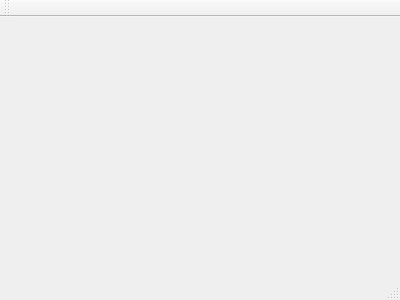
Above: QSH/mainwindow.ui from libertas/SerialHelper before the change. Below: the same form after it.
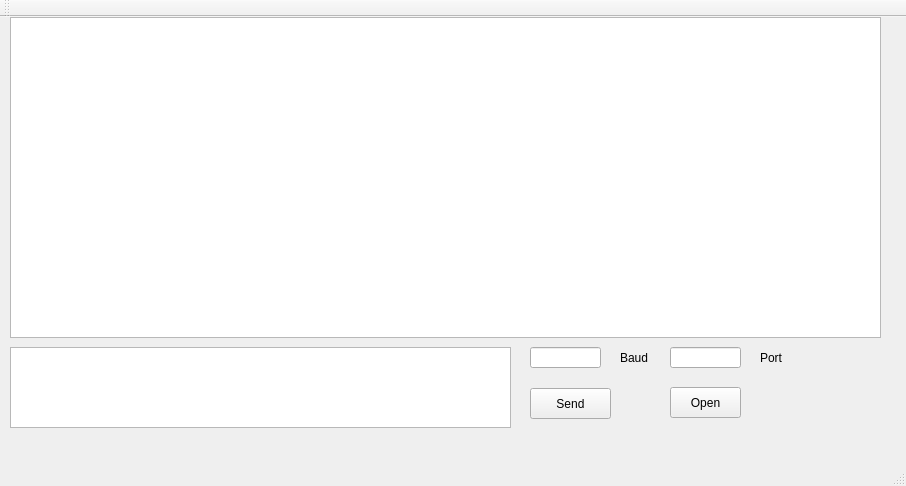
That is the form after the change.

The edit to the form file:
```diff
--- a/QSH/mainwindow.ui
+++ b/QSH/mainwindow.ui
@@ -1,24 +1,132 @@
 <ui version="4.0">
  <class>MainWindow</class>
- <widget class="QMainWindow" name="MainWindow" >
-  <property name="geometry" >
+ <widget class="QMainWindow" name="MainWindow">
+  <property name="geometry">
    <rect>
     <x>0</x>
     <y>0</y>
-    <width>400</width>
-    <height>300</height>
+    <width>906</width>
+    <height>486</height>
    </rect>
   </property>
   <property name="windowTitle" >
    <string>MainWindow</string>
   </property>
-  <widget class="QMenuBar" name="menuBar" />
-  <widget class="QToolBar" name="mainToolBar" />
-  <widget class="QWidget" name="centralWidget" />
-  <widget class="QStatusBar" name="statusBar" />
+  <widget class="QWidget" name="centralWidget">
+   <widget class="QTextBrowser" name="textBrowser">
+    <property name="geometry">
+     <rect>
+      <x>10</x>
+      <y>0</y>
+      <width>871</width>
+      <height>321</height>
+     </rect>
+    </property>
+   </widget>
+   <widget class="QTextEdit" name="textEdit">
+    <property name="geometry">
+     <rect>
+      <x>10</x>
+      <y>330</y>
+      <width>501</width>
+      <height>81</height>
+     </rect>
+    </property>
+   </widget>
+   <widget class="QLineEdit" name="lineEdit">
+    <property name="geometry">
+     <rect>
+      <x>530</x>
+      <y>330</y>
+      <width>71</width>
+      <height>21</height>
+     </rect>
+    </property>
+   </widget>
+   <widget class="QLabel" name="label">
+    <property name="geometry">
+     <rect>
+      <x>620</x>
+      <y>330</y>
+      <width>41</width>
+      <height>21</height>
+     </rect>
+    </property>
+    <property name="text">
+     <string>Baud</string>
+    </property>
+   </widget>
+   <widget class="QPushButton" name="pushButton">
+    <property name="geometry">
+     <rect>
+      <x>530</x>
+      <y>371</y>
+      <width>81</width>
+      <height>31</height>
+     </rect>
+    </property>
+    <property name="text">
+     <string>Send</string>
+    </property>
+   </widget>
+   <widget class="QLineEdit" name="lineEdit_2">
+    <property name="geometry">
+     <rect>
+      <x>670</x>
+      <y>330</y>
+      <width>71</width>
+      <height>21</height>
+     </rect>
+    </property>
+   </widget>
+   <widget class="QLabel" name="label_2">
+    <property name="geometry">
+     <rect>
+      <x>760</x>
+      <y>330</y>
+      <width>31</width>
+      <height>21</height>
+     </rect>
+    </property>
+    <property name="text">
+     <string>Port</string>
+    </property>
+   </widget>
+   <widget class="QPushButton" name="pushButton_2">
+    <property name="geometry">
+     <rect>
+      <x>670</x>
+      <y>370</y>
+      <width>71</width>
+      <height>31</height>
+     </rect>
+    </property>
+    <property name="text">
+     <string>Open</string>
+    </property>
+   </widget>
+  </widget>
+  <widget class="QMenuBar" name="menuBar">
+   <property name="geometry">
+    <rect>
+     <x>0</x>
+     <y>0</y>
+     <width>906</width>
+     <height>19</height>
+    </rect>
+   </property>
+  </widget>
+  <widget class="QToolBar" name="mainToolBar">
+   <attribute name="toolBarArea">
+    <enum>TopToolBarArea</enum>
+   </attribute>
+   <attribute name="toolBarBreak">
+    <bool>false</bool>
+   </attribute>
+  </widget>
+  <widget class="QStatusBar" name="statusBar"/>
  </widget>
- <layoutDefault spacing="6" margin="11" />
- <pixmapfunction></pixmapfunction>
+ <layoutdefault spacing="6" margin="11"/>
  <resources/>
  <connections/>
 </ui>
```
Left out of the diff: 44 changed lines with no effect on the pictures.
